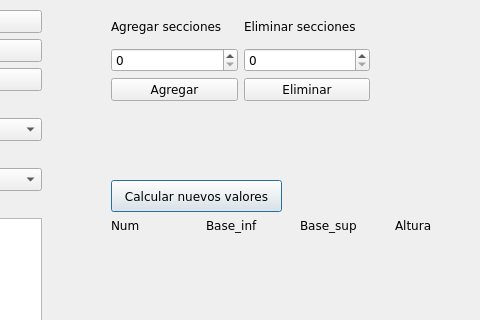
The window that ui_files/herramienta_trapecios_v6.ui (Sady-Guzman/herramienta_practica) describes before a commit, drawn with Qt 5; both pictures show x 189 to 669 and y 0 to 320 of the 1070 by 631 pixel window.
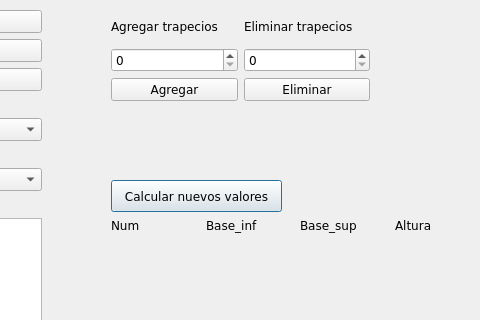
The same window after the commit.

```diff
--- a/ui_files/herramienta_trapecios_v6.ui
+++ b/ui_files/herramienta_trapecios_v6.ui
@@ -288,7 +288,7 @@
     <item row="0" column="1">
      <widget class="QLabel" name="label_cant_eliminar">
       <property name="text">
-       <string>Eliminar secciones</string>
+       <string>Eliminar trapecios</string>
       </property>
      </widget>
     </item>
@@ -315,7 +315,7 @@
     <item row="0" column="0">
      <widget class="QLabel" name="label_cant_agregar">
       <property name="text">
-       <string>Agregar secciones</string>
+       <string>Agregar trapecios</string>
       </property>
      </widget>
     </item>
```
